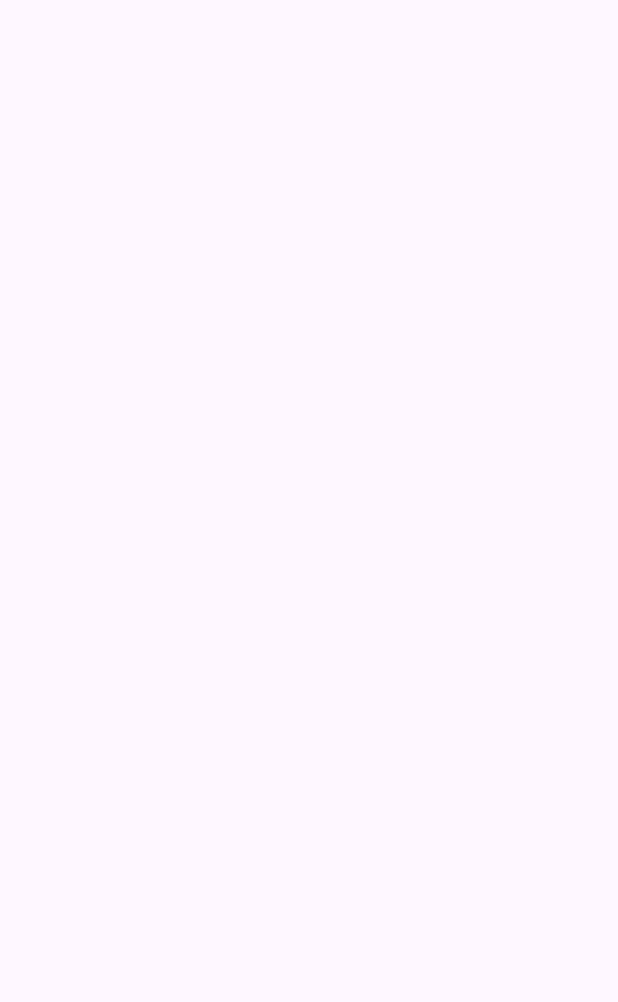
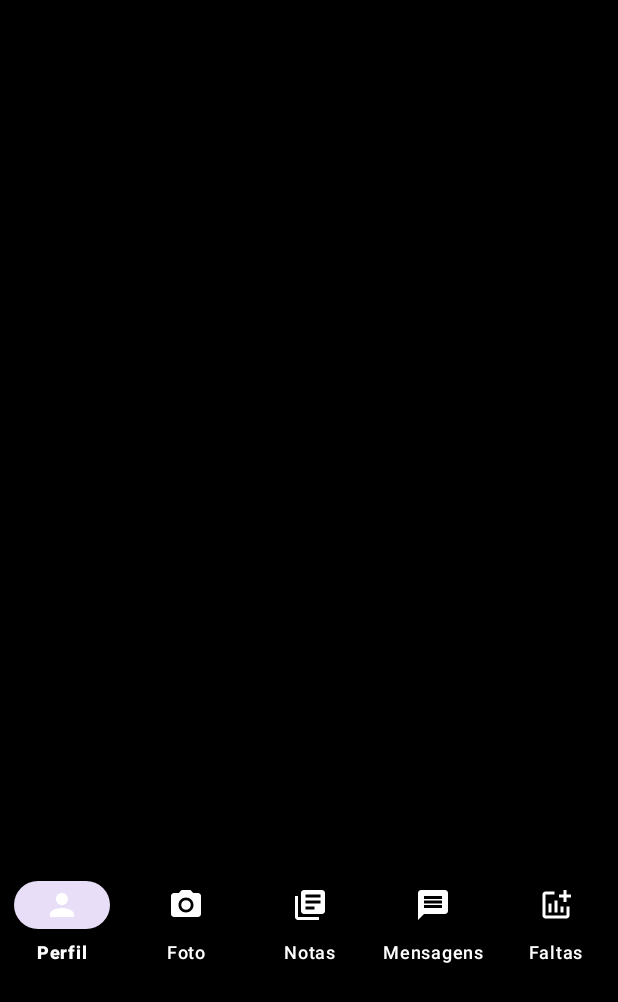
Before and after one commit to rafaelluz10/TCC-ETEC, an Android app: the InicioActivity screen opened directly, with no data from a screen before it, on a phone screen of 412 x 824 dp. Before the commit the part shown is empty. Shown: the top 1002 px of the screen. Run offline under Robolectric (Android 15) with nearby library versions, the phone set to English and light mode, and no system bars.

Commit message:
Bottom Bar

```diff
--- /dev/null
+++ b/app/src/main/res/drawable/baseline_addchart.xml
@@ -0,0 +1,5 @@
+<vector xmlns:android="http://schemas.android.com/apk/res/android" android:height="24dp" android:tint="#000000" android:viewportHeight="24" android:viewportWidth="24" android:width="24dp">
+
+    <path android:fillColor="@android:color/white" android:pathData="M22,5v2h-3v3h-2L17,7h-3L14,5h3L17,2h2v3h3zM19,19L5,19L5,5h6L11,3L5,3c-1.1,0 -2,0.9 -2,2v14c0,1.1 0.9,2 2,2h14c1.1,0 2,-0.9 2,-2v-6h-2v6zM15,13v4h2v-4h-2zM11,17h2L13,9h-2v8zM9,17v-6L7,11v6h2z"/>
+
+</vector>
--- /dev/null
+++ b/app/src/main/res/drawable/baseline_language.xml
@@ -0,0 +1,5 @@
+<vector xmlns:android="http://schemas.android.com/apk/res/android" android:height="24dp" android:tint="#000000" android:viewportHeight="24" android:viewportWidth="24" android:width="24dp">
+
+    <path android:fillColor="@android:color/white" android:pathData="M11.99,2C6.47,2 2,6.48 2,12s4.47,10 9.99,10C17.52,22 22,17.52 22,12S17.52,2 11.99,2zM18.92,8h-2.95c-0.32,-1.25 -0.78,-2.45 -1.38,-3.56 1.84,0.63 3.37,1.91 4.33,3.56zM12,4.04c0.83,1.2 1.48,2.53 1.91,3.96h-3.82c0.43,-1.43 1.08,-2.76 1.91,-3.96zM4.26,14C4.1,13.36 4,12.69 4,12s0.1,-1.36 0.26,-2h3.38c-0.08,0.66 -0.14,1.32 -0.14,2 0,0.68 0.06,1.34 0.14,2L4.26,14zM5.08,16h2.95c0.32,1.25 0.78,2.45 1.38,3.56 -1.84,-0.63 -3.37,-1.9 -4.33,-3.56zM8.03,8L5.08,8c0.96,-1.66 2.49,-2.93 4.33,-3.56C8.81,5.55 8.35,6.75 8.03,8zM12,19.96c-0.83,-1.2 -1.48,-2.53 -1.91,-3.96h3.82c-0.43,1.43 -1.08,2.76 -1.91,3.96zM14.34,14L9.66,14c-0.09,-0.66 -0.16,-1.32 -0.16,-2 0,-0.68 0.07,-1.35 0.16,-2h4.68c0.09,0.65 0.16,1.32 0.16,2 0,0.68 -0.07,1.34 -0.16,2zM14.59,19.56c0.6,-1.11 1.06,-2.31 1.38,-3.56h2.95c-0.96,1.65 -2.49,2.93 -4.33,3.56zM16.36,14c0.08,-0.66 0.14,-1.32 0.14,-2 0,-0.68 -0.06,-1.34 -0.14,-2h3.38c0.16,0.64 0.26,1.31 0.26,2s-0.1,1.36 -0.26,2h-3.38z"/>
+
+</vector>
--- /dev/null
+++ b/app/src/main/res/drawable/baseline_library_books.xml
@@ -0,0 +1,5 @@
+<vector xmlns:android="http://schemas.android.com/apk/res/android" android:autoMirrored="true" android:height="24dp" android:tint="#000000" android:viewportHeight="24" android:viewportWidth="24" android:width="24dp">
+
+    <path android:fillColor="@android:color/white" android:pathData="M4,6L2,6v14c0,1.1 0.9,2 2,2h14v-2L4,20L4,6zM20,2L8,2c-1.1,0 -2,0.9 -2,2v12c0,1.1 0.9,2 2,2h12c1.1,0 2,-0.9 2,-2L22,4c0,-1.1 -0.9,-2 -2,-2zM19,11L9,11L9,9h10v2zM15,15L9,15v-2h6v2zM19,7L9,7L9,5h10v2z"/>
+
+</vector>
--- /dev/null
+++ b/app/src/main/res/drawable/baseline_message.xml
@@ -0,0 +1,5 @@
+<vector xmlns:android="http://schemas.android.com/apk/res/android" android:autoMirrored="true" android:height="24dp" android:tint="#000000" android:viewportHeight="24" android:viewportWidth="24" android:width="24dp">
+
+    <path android:fillColor="@android:color/white" android:pathData="M20,2L4,2c-1.1,0 -1.99,0.9 -1.99,2L2,22l4,-4h14c1.1,0 2,-0.9 2,-2L22,4c0,-1.1 -0.9,-2 -2,-2zM18,14L6,14v-2h12v2zM18,11L6,11L6,9h12v2zM18,8L6,8L6,6h12v2z"/>
+
+</vector>
--- /dev/null
+++ b/app/src/main/res/drawable/baseline_newspaper.xml
@@ -0,0 +1,5 @@
+<vector xmlns:android="http://schemas.android.com/apk/res/android" android:height="24dp" android:tint="#000000" android:viewportHeight="24" android:viewportWidth="24" android:width="24dp">
+
+    <path android:fillColor="@android:color/white" android:pathData="M22,3l-1.67,1.67L18.67,3L17,4.67L15.33,3l-1.66,1.67L12,3l-1.67,1.67L8.67,3L7,4.67L5.33,3L3.67,4.67L2,3v16c0,1.1 0.9,2 2,2l16,0c1.1,0 2,-0.9 2,-2V3zM11,19H4v-6h7V19zM20,19h-7v-2h7V19zM20,15h-7v-2h7V15zM20,11H4V8h16V11z"/>
+
+</vector>
--- /dev/null
+++ b/app/src/main/res/drawable/baseline_photo_camera.xml
@@ -0,0 +1,7 @@
+<vector xmlns:android="http://schemas.android.com/apk/res/android" android:height="24dp" android:tint="#000000" android:viewportHeight="24" android:viewportWidth="24" android:width="24dp">
+
+    <path android:fillColor="@android:color/white" android:pathData="M12,12m-3.2,0a3.2,3.2 0,1 1,6.4 0a3.2,3.2 0,1 1,-6.4 0"/>
+
+    <path android:fillColor="@android:color/white" android:pathData="M9,2L7.17,4L4,4c-1.1,0 -2,0.9 -2,2v12c0,1.1 0.9,2 2,2h16c1.1,0 2,-0.9 2,-2L22,6c0,-1.1 -0.9,-2 -2,-2h-3.17L15,2L9,2zM12,17c-2.76,0 -5,-2.24 -5,-5s2.24,-5 5,-5 5,2.24 5,5 -2.24,5 -5,5z"/>
+
+</vector>
--- /dev/null
+++ b/app/src/main/res/drawable/baseline_star.xml
@@ -0,0 +1,5 @@
+<vector xmlns:android="http://schemas.android.com/apk/res/android" android:height="24dp" android:tint="#000000" android:viewportHeight="24" android:viewportWidth="24" android:width="24dp">
+
+    <path android:fillColor="@android:color/white" android:pathData="M12,17.27L18.18,21l-1.64,-7.03L22,9.24l-7.19,-0.61L12,2 9.19,8.63 2,9.24l5.46,4.73L5.82,21z"/>
+
+</vector>
--- a/app/src/main/res/layout/inicio_layout.xml
+++ b/app/src/main/res/layout/inicio_layout.xml
@@ -1,10 +1,26 @@
 <?xml version="1.0" encoding="utf-8"?>
-<androidx.constraintlayout.widget.ConstraintLayout xmlns:android="http://schemas.android.com/apk/res/android"
+<LinearLayout xmlns:android="http://schemas.android.com/apk/res/android"
     xmlns:app="http://schemas.android.com/apk/res-auto"
     xmlns:tools="http://schemas.android.com/tools"
     android:id="@+id/main"
     android:layout_width="match_parent"
     android:layout_height="match_parent"
-    tools:context=".InicioActivity">
+    tools:context=".InicioActivity"
+    android:orientation="vertical"
+    android:background="#000">
 
-</androidx.constraintlayout.widget.ConstraintLayout>
+    <com.google.android.material.bottomnavigation.BottomNavigationView
+        android:layout_width="match_parent"
+        android:layout_height="wrap_content"
+        app:menu="@menu/menu_bottombar"
+        android:layout_alignParentBottom="true"
+        app:labelVisibilityMode="labeled"
+        android:id="@+id/bottomNavView"
+        android:layout_marginTop="575dp"
+        android:background="@color/black"
+        app:itemTextColor="@color/white"
+        app:itemIconTint="@color/white"
+        />
+
+
+</LinearLayout>
--- /dev/null
+++ b/app/src/main/res/menu/menu_bottombar.xml
@@ -0,0 +1,25 @@
+<?xml version="1.0" encoding="utf-8"?>
+<menu xmlns:android="http://schemas.android.com/apk/res/android">
+    <item
+        android:id="@+id/mPerfil"
+        android:icon="@drawable/baseline_person"
+        android:title="Perfil" />
+
+    <item
+        android:id="@+id/mFoto"
+        android:icon="@drawable/baseline_photo_camera"
+        android:title="Foto" />
+
+    <item
+        android:id="@+id/mNotas"
+        android:icon="@drawable/baseline_library_books"
+        android:title="Notas" />
+    <item
+        android:id="@+id/mMensagens"
+        android:icon="@drawable/baseline_message"
+        android:title="Mensagens" />
+    <item
+        android:id="@+id/mFaltas"
+        android:icon="@drawable/baseline_addchart"
+        android:title="Faltas" />
+</menu>
```
Also changed, not shown: app/src/main/res/layout/login_layout.xml (+24 -33 lines).
